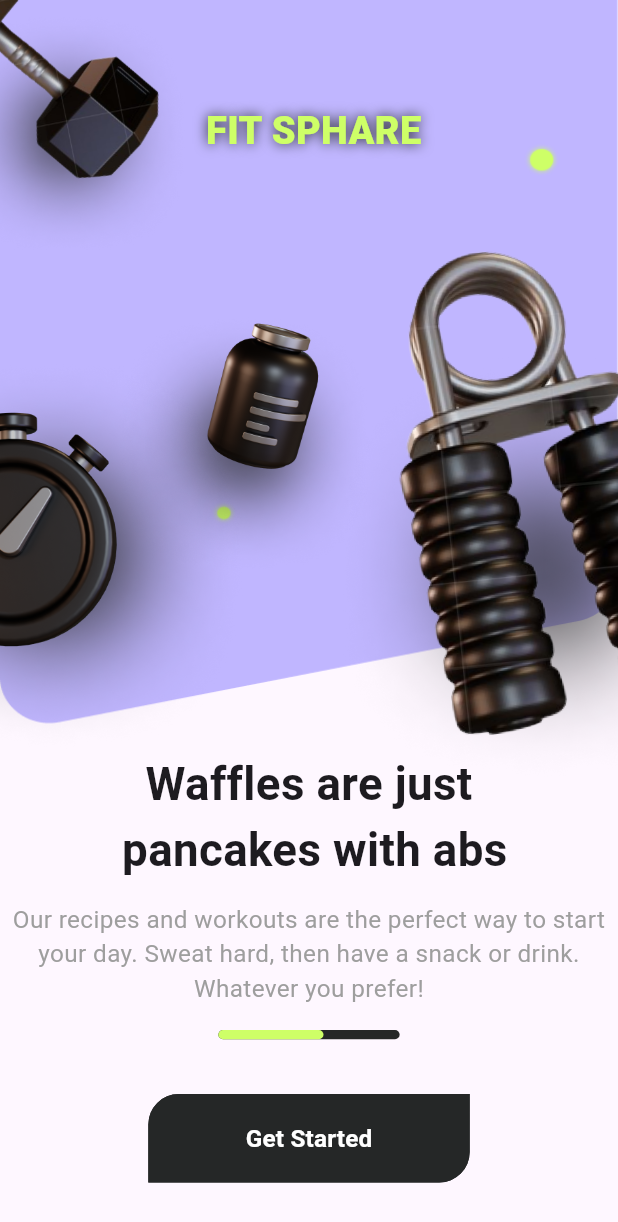
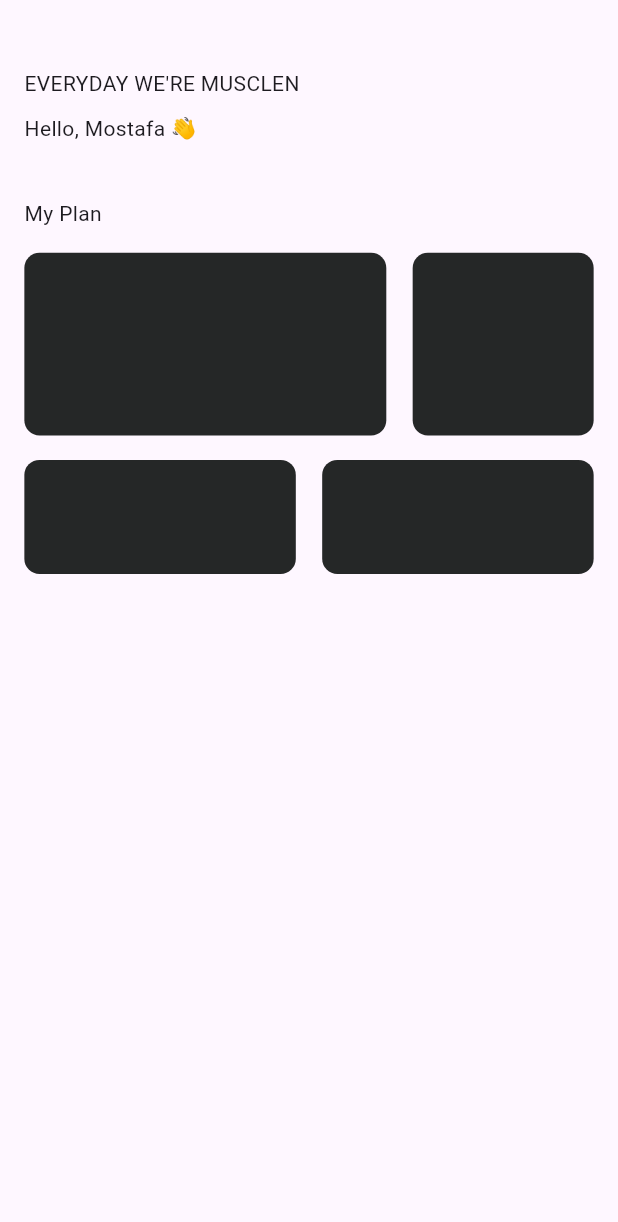
Before and after one commit to mostafaramadanhamed/fit_sphare, a Flutter app: the screen it shows after launch, after a tap on "Get Started", on a phone screen of 412 x 824 dp. Shown: the top 1222 px of the screen. Run offline on Flutter 3.47's test engine with Material 3 defaults, Android fonts, the phone set to English and light mode, and no system bars; our stand-ins replace flutter_screenutil.

Commit message:
- added home screen message

```diff
--- a/lib/core/routing/app_router.dart
+++ b/lib/core/routing/app_router.dart
@@ -1,4 +1,5 @@
 import 'package:fit_sphere/core/routing/routes.dart';
+import 'package:fit_sphere/features/home/ui/home_screen.dart';
 import 'package:fit_sphere/features/onboarding/ui/on_boarding_screen.dart';
 import 'package:flutter/material.dart';
 
@@ -16,6 +17,8 @@ class AppRouter {
         return MaterialPageRoute(builder: (_) => const Center(
           child: Text("Register"),
         ));
+        case Routes.home:
+        return MaterialPageRoute(builder: (_) => const HomeScreen());
       case Routes.training:
         return MaterialPageRoute(builder: (_) => const Center(
           child: Text("Training"),
--- /dev/null
+++ b/lib/features/home/ui/home_screen.dart
@@ -0,0 +1,85 @@
+import 'package:fit_sphere/core/helper/spacing_extension.dart';
+import 'package:fit_sphere/core/theme/text_styles.dart';
+import 'package:flutter/material.dart';
+import 'package:flutter_screenutil/flutter_screenutil.dart';
+
+import '../../../core/theme/colors.dart';
+
+class HomeScreen extends StatelessWidget {
+  const HomeScreen({super.key});
+
+  @override
+  Widget build(BuildContext context) {
+    return Scaffold(
+      body: Padding(
+        padding: EdgeInsets.symmetric(horizontal: 16.h),
+        child: Column(crossAxisAlignment: CrossAxisAlignment.start, children: [
+          45.ph,
+          Text(
+            'EVERYDAY WE\'RE MUSCLEN',
+            style: TextStyles.font12GreyReguler,
+          ),
+          10.ph,
+          Text(
+            'Hello, Mostafa 👋',
+            style: TextStyles.font26LightBlackBold,
+          ),
+          36.ph,
+          Text(
+            'My Plan',
+            style: TextStyles.font20LightBlackBold,
+          ),
+          16.ph,
+          Row(
+            children: [
+              Expanded(
+                flex: 2,
+                child: Container(
+                  height: 120.h,
+                  decoration: BoxDecoration(
+                    color: ColorsManager.lightBlack,
+                    borderRadius: BorderRadius.circular(10.r),
+                  ),
+                ),
+              ),
+              16.pw,
+              Expanded(
+                child: Container(
+                  height: 120.h,
+                  decoration: BoxDecoration(
+                    color: ColorsManager.lightBlack,
+                    borderRadius: BorderRadius.circular(10.r),
+                  ),
+                ),
+              ),
+            ],
+          ),
+       16.ph,
+       Row(
+            children: [
+              Expanded(
+
+                child: Container(
+                  height: 75.h,
+                  decoration: BoxDecoration(
+                    color: ColorsManager.lightBlack,
+                    borderRadius: BorderRadius.circular(10.r),
+                  ),
+                ),
+              ),
+              16.pw,
+              Expanded(
+                child: Container(
+                  height: 75.h,
+                  decoration: BoxDecoration(
+                    color: ColorsManager.lightBlack,
+                    borderRadius: BorderRadius.circular(10.r),
+                  ),
+                ),
+              ),
+       ])
+        ]),
+      ),
+    );
+  }
+}
--- a/lib/features/onboarding/ui/on_boarding_screen.dart
+++ b/lib/features/onboarding/ui/on_boarding_screen.dart
@@ -1,5 +1,7 @@
 import 'package:fit_sphere/core/helper/font_weight_helper.dart';
+import 'package:fit_sphere/core/helper/navigation_extension.dart';
 import 'package:fit_sphere/core/helper/spacing_extension.dart';
+import 'package:fit_sphere/core/routing/routes.dart';
 import 'package:fit_sphere/core/theme/colors.dart';
 import 'package:fit_sphere/core/widgets/app_text_button.dart';
 import 'package:flutter/material.dart';
@@ -132,7 +134,9 @@ class _OnBoardingScreenState extends State<OnBoardingScreen>
                 ),
               ),
               36.ph,
-              AppTextButton(buttonText: 'Get Started', onPressed: (){},buttonWidth: 195,buttonHeight: 59,),
+              AppTextButton(buttonText: 'Get Started', onPressed: (){
+                context.pushNamed(Routes.home);
+              },buttonWidth: 195,buttonHeight: 59,),
 
         ],
       ),
```
